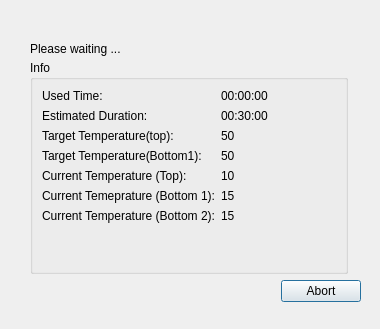
This is ServiceSW/Master/Components/Diagnostics/Forms/OvenHeatingTestEmptyTimingDialog.ui in Liyezhong/Master as Qt 5 draws it before an edit. The edited form follows.
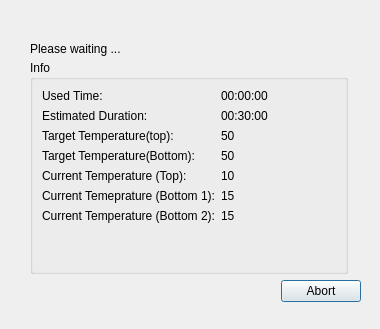
This is the edited form.

Commit message: S&M: update code according to code review

Diff of the .ui file:
```diff
--- a/ServiceSW/Master/Components/Diagnostics/Forms/OvenHeatingTestEmptyTimingDialog.ui
+++ b/ServiceSW/Master/Components/Diagnostics/Forms/OvenHeatingTestEmptyTimingDialog.ui
@@ -74,7 +74,7 @@
     <item row="3" column="0">
      <widget class="QLabel" name="labelTargetTempName_bottom1">
       <property name="text">
-       <string>Target Temperature(Bottom1):</string>
+       <string>Target Temperature(Bottom):</string>
       </property>
      </widget>
     </item>
```
The commit also changes 2 other files.
